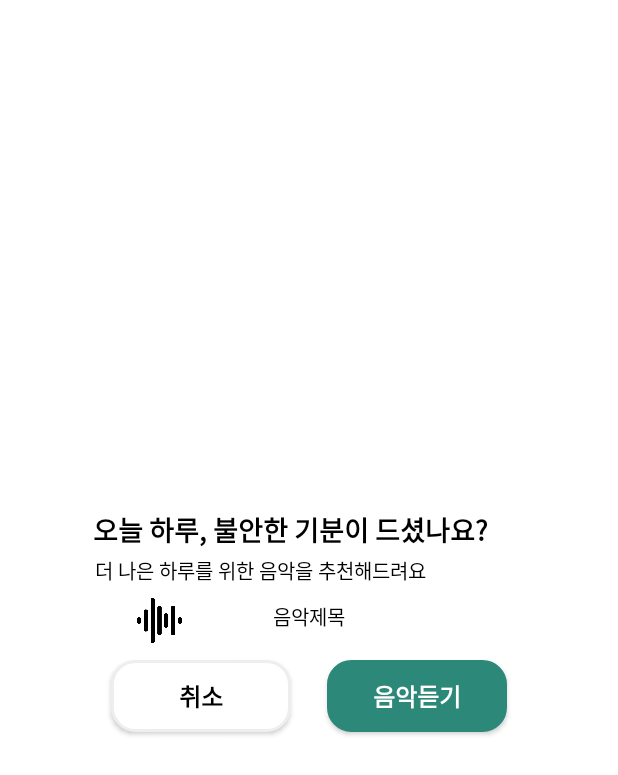
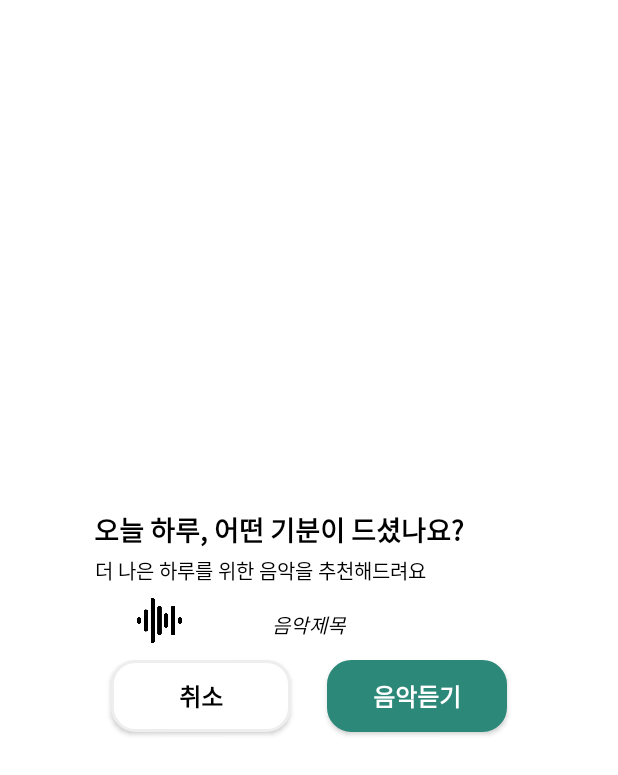
Before and after one commit to Dodeuni/Dodeuni_Android, an Android app: the layout dialog_musichue.xml on its own in the app's theme, with its tools: preview values and no code run, on a phone screen of 412 x 824 dp. Shown: the top 775 px of the screen. Run offline under Robolectric (Android 15) with nearby library versions, the phone set to English and light mode, and no system bars.

Commit message:
refactor: 변수 이름변경

```diff
--- a/app/src/main/java/dodeunifront/dodeuni/Hue/HueActivity.java
+++ b/app/src/main/java/dodeunifront/dodeuni/Hue/HueActivity.java
@@ -8,6 +8,7 @@ import android.app.Dialog;
 import android.content.Intent;
 import android.graphics.Color;
 import android.graphics.drawable.ColorDrawable;
+import android.net.Uri;
 import android.os.Bundle;
 import android.util.Log;
 import android.util.Xml;
@@ -221,6 +222,8 @@ public class HueActivity extends AppCompatActivity {
         }
     };
     public void calltodo(String text){
+        StyleableToast.makeText(getApplicationContext(),"노래를 추천중입니다···",Toast.LENGTH_SHORT,
+                R.style.mytoast_music).show();
         mCallAIReply = mRetrofitAPI.getfeeling(text);
         mCallAIReply.enqueue(mRtrofitCallback);
     }
@@ -272,7 +275,10 @@ public class HueActivity extends AppCompatActivity {
             public void onClick(View view) {
                 // 원하는 기능 구현
                 // 아마 유튜브링크 연결 예정임
+
                 dialogmusic.dismiss();
+                Intent intent = new Intent(Intent.ACTION_VIEW, Uri.parse("https://www.youtube.com/"));
+                startActivity(intent);
                 finish();           // 앱 종료
             }
         });
--- a/app/src/main/res/layout/dialog_musichue.xml
+++ b/app/src/main/res/layout/dialog_musichue.xml
@@ -10,9 +10,9 @@
         android:layout_width="wrap_content"
         android:layout_height="wrap_content"
         android:layout_marginTop="27dp"
-        android:layout_marginLeft="-25dp"
+        android:layout_marginLeft="-40dp"
         android:id="@+id/tv_question_music"
-        android:text="오늘 하루, 불안한 기분이 드셨나요?"
+        android:text="오늘 하루, 어떤 기분이 드셨나요?"
         android:fontFamily="@font/inter_bold"
         android:textColor="@color/black"
         android:textSize="18sp"
@@ -45,8 +45,9 @@
     <TextView
         android:layout_width="wrap_content"
         android:layout_height="wrap_content"
-        android:layout_marginTop="10dp"
+        android:layout_marginTop="15dp"
         android:id="@+id/tv_recommend_music"
+        android:textStyle="italic"
         android:text="음악제목"
         android:textColor="@color/black"
         android:fontFamily="@font/inter_medium"
--- a/app/src/main/res/layout/fragment_community.xml
+++ b/app/src/main/res/layout/fragment_community.xml
@@ -104,7 +104,7 @@
                     android:backgroundTint="#2C8878"
                     app:fabSize="normal"
                     app:iconTint="@color/white"
-                    android:text="장터 글쓰기"
+                    android:text="모임 글쓰기"
                     android:textColor="@color/white"
                     app:tint="@color/white"
                     app:icon="@drawable/meetmenu"
```
Also changed, not shown: app/src/main/res/values/style.xml (+14 -0 lines).
